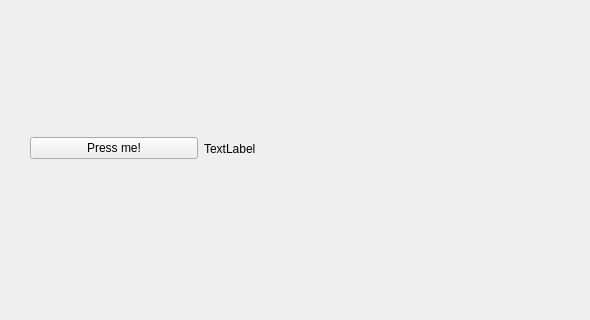
First picture: the form in mainwindow.ui, repository sandboxcoder/Qt-CMake-HelloWorld, before the edit; both pictures show x 0 to 590 and y 116 to 436 of the 800 by 600 pixel window.
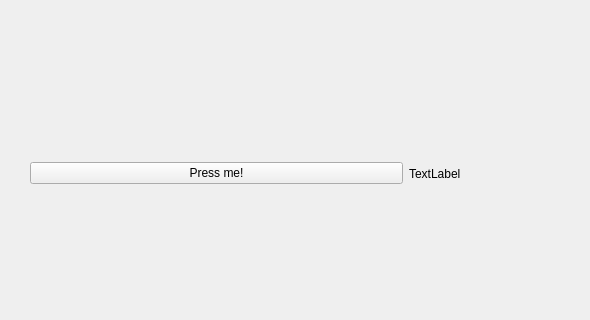
Second picture: the form after the edit.

Commit message: update window title

```diff
--- a/mainwindow.ui
+++ b/mainwindow.ui
@@ -18,9 +18,9 @@
     <property name="geometry">
      <rect>
       <x>30</x>
-      <y>80</y>
-      <width>341</width>
-      <height>331</height>
+      <y>10</y>
+      <width>751</width>
+      <height>521</height>
      </rect>
     </property>
     <layout class="QHBoxLayout" name="horizontalLayout">
```
Left out of the diff: 2 changed lines with no effect on the pictures.
